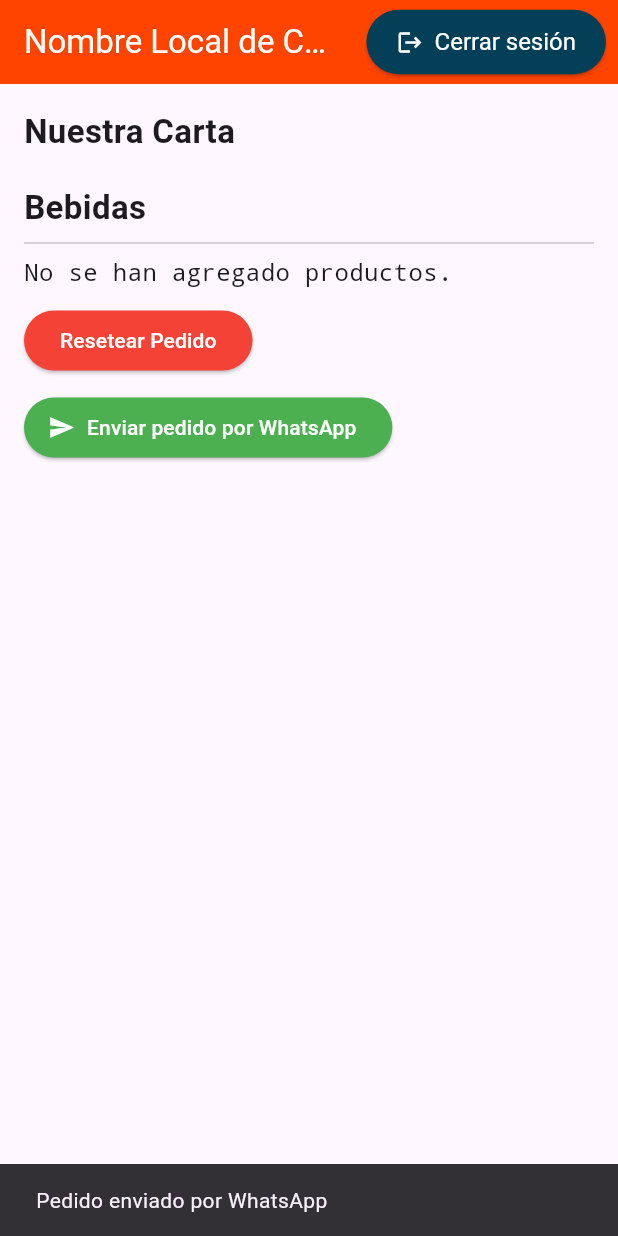
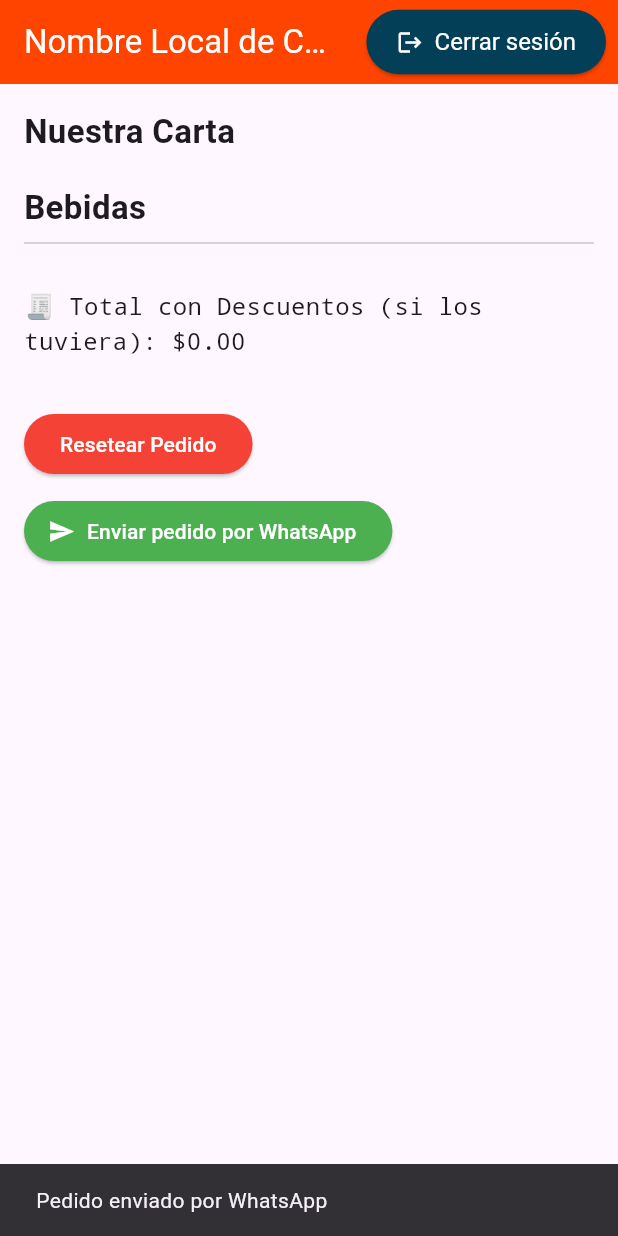
Before and after one commit to Marcktm/CartaDigital, a Flutter app: the screen it shows once a user with an empty profile is signed in, after a tap on "Enviar pedido por WhatsApp", on a phone screen of 412 x 824 dp. Run offline on Flutter 3.47's test engine with Material 3 defaults, Android fonts, the phone set to English and light mode, and no system bars; our stand-ins replace cloud_firestore, firebase_auth, firebase_core, google_sign_in; missing offline and left inert: gsheets; accounts and stored records are empty; key blocks and very long unbroken strings in the code were emptied for the run.

Commit message:
correciónStratergyResumen

```diff
--- a/src/carta_digital/lib/providers/pedido_provider.dart
+++ b/src/carta_digital/lib/providers/pedido_provider.dart
@@ -18,7 +18,7 @@
   List<Producto> get empanadas => _empanadas;
   List<Producto> get bebidas => _bebidas;
 
-  ResumenStrategy _estrategiaResumen = ResumenWhatsappStrategy();
+  ResumenStrategy _estrategiaResumen = ResumenAppStrategy();
 
 
   Future<void> cargarProductos() async {
@@ -44,17 +44,23 @@
   }
 
   Future<bool> realizarPedido() async {
+    cambiarEstrategiaResumen(ResumenWhatsappStrategy());
+
     final servicio = PedidoService(_pedido, _estrategiaResumen);
     final resumen = servicio.generarResumenTexto();
 
     try {
       await WhatsAppService.enviarMensaje(resumen);
-    resetear(); // resetea solo si salió bien
+      resetear();
+      cambiarEstrategiaResumen(ResumenAppStrategy());
+
       return true;
     } catch (_) {
+      cambiarEstrategiaResumen(ResumenAppStrategy());
       return false;
     }
   }
+
 
   void cambiarEstrategiaResumen(ResumenStrategy estrategia) {
     _estrategiaResumen = estrategia;
--- a/src/carta_digital/lib/strategies/resumen_strategy.dart
+++ b/src/carta_digital/lib/strategies/resumen_strategy.dart
@@ -1,4 +1,3 @@
-import '../models/pedido_model.dart';
 import '../services/pedido_service.dart';
 
 /// Interfaz del patrón Strategy para generar resúmenes
@@ -19,7 +18,7 @@
       buffer.writeln('✔️ ${producto.nombre} ($cantidad)');
     });
 
-    buffer.writeln('\n🧾 Total: \$${servicio.calcularTotal().toStringAsFixed(2)}');
+    buffer.writeln('\n🧾 Total con Descuentos (si los tuviera): \$${servicio.calcularTotal().toStringAsFixed(2)}');
     return buffer.toString();
   }
 }
```
Lines whose indentation alone changed are shown as unchanged.
